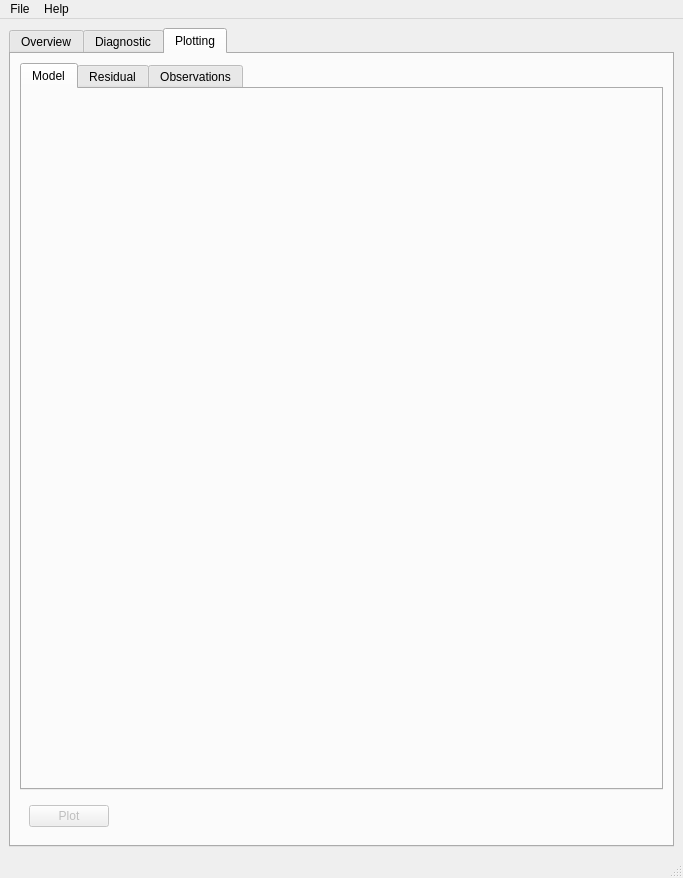
Qt form main.ui (IUPBAuf/IUP-Regression-Model) before a commit.
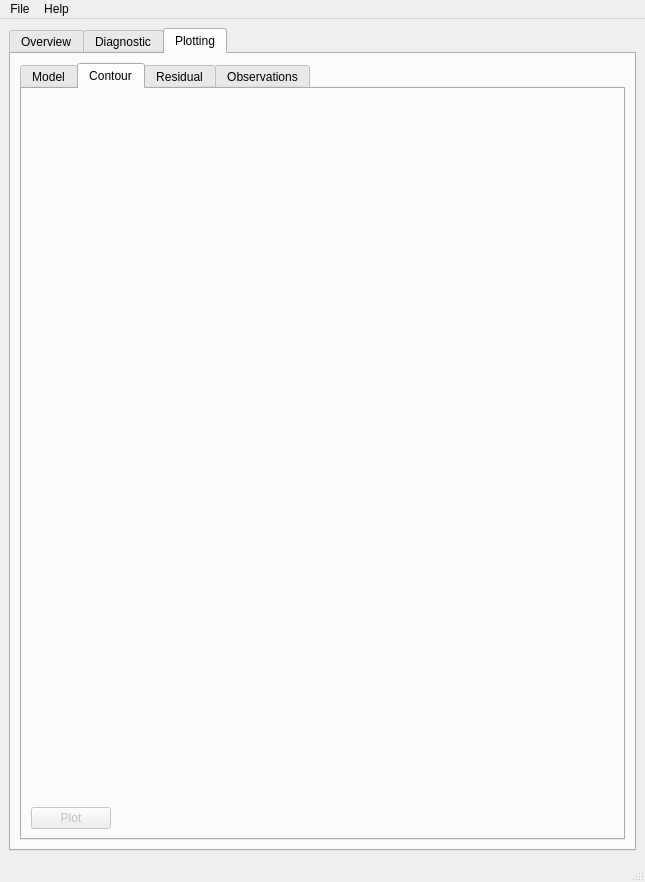
The same form after that commit. The open tabs and pages were chosen to show the change.

Commit message:
Contour Plotting
Added the option to plot contour plots which should work for all computed data as long as it has at least 2 dimensions apart from time.

The edit to the form file:
```diff
--- a/main.ui
+++ b/main.ui
@@ -6,8 +6,8 @@
    <rect>
     <x>0</x>
     <y>0</y>
-    <width>683</width>
-    <height>878</height>
+    <width>645</width>
+    <height>882</height>
    </rect>
   </property>
   <property name="windowTitle">
@@ -883,22 +883,13 @@
           <property name="currentIndex">
            <number>0</number>
           </property>
-          <widget class="QWidget" name="figure_widget">
+          <widget class="QWidget" name="figure_widget_page">
            <attribute name="title">
             <string>Model</string>
            </attribute>
-          </widget>
-          <widget class="QWidget" name="resi_widget">
-           <attribute name="title">
-            <string>Residual</string>
-           </attribute>
-          </widget>
-          <widget class="QWidget" name="cell_widget">
-           <attribute name="title">
-            <string>Observations</string>
-           </attribute>
-          </widget>
-         </widget>
+           <layout class="QVBoxLayout" name="verticalLayout_15">
+            <item>
+             <widget class="QWidget" name="figure_widget" native="true"/>
         </item>
         <item>
          <widget class="QWidget" name="widget_16" native="true">
@@ -909,6 +900,18 @@
            </sizepolicy>
           </property>
           <layout class="QHBoxLayout" name="horizontalLayout_6">
+               <property name="leftMargin">
+                <number>0</number>
+               </property>
+               <property name="topMargin">
+                <number>0</number>
+               </property>
+               <property name="rightMargin">
+                <number>0</number>
+               </property>
+               <property name="bottomMargin">
+                <number>0</number>
+               </property>
            <item>
             <widget class="QPushButton" name="plot_button">
              <property name="enabled">
@@ -961,6 +964,101 @@
         </item>
        </layout>
       </widget>
+          <widget class="QWidget" name="contour_widget_page">
+           <attribute name="title">
+            <string>Contour</string>
+           </attribute>
+           <layout class="QVBoxLayout" name="verticalLayout_20">
+            <item>
+             <widget class="QWidget" name="contour_widget" native="true"/>
+            </item>
+            <item>
+             <widget class="QWidget" name="widget_19" native="true">
+              <property name="sizePolicy">
+               <sizepolicy hsizetype="Preferred" vsizetype="Maximum">
+                <horstretch>0</horstretch>
+                <verstretch>0</verstretch>
+               </sizepolicy>
+              </property>
+              <layout class="QHBoxLayout" name="horizontalLayout_16">
+               <property name="leftMargin">
+                <number>0</number>
+               </property>
+               <property name="topMargin">
+                <number>0</number>
+               </property>
+               <property name="rightMargin">
+                <number>0</number>
+               </property>
+               <property name="bottomMargin">
+                <number>0</number>
+               </property>
+               <item>
+                <widget class="QPushButton" name="plot_button_con">
+                 <property name="enabled">
+                  <bool>false</bool>
+                 </property>
+                 <property name="maximumSize">
+                  <size>
+                   <width>100</width>
+                   <height>16777215</height>
+                  </size>
+                 </property>
+                 <property name="text">
+                  <string>Plot</string>
+                 </property>
+                </widget>
+               </item>
+               <item>
+                <spacer name="horizontalSpacer_3">
+                 <property name="orientation">
+                  <enum>Qt::Horizontal</enum>
+                 </property>
+                 <property name="sizeHint" stdset="0">
+                  <size>
+                   <width>40</width>
+                   <height>20</height>
+                  </size>
+                 </property>
+                </spacer>
+               </item>
+               <item>
+                <widget class="QWidget" name="dim_con_widget" native="true">
+                 <layout class="QHBoxLayout" name="horizontalLayout_17">
+                  <property name="leftMargin">
+                   <number>0</number>
+                  </property>
+                  <property name="topMargin">
+                   <number>0</number>
+                  </property>
+                  <property name="rightMargin">
+                   <number>0</number>
+                  </property>
+                  <property name="bottomMargin">
+                   <number>0</number>
+                  </property>
+                 </layout>
+                </widget>
+               </item>
+              </layout>
+             </widget>
+            </item>
+           </layout>
+          </widget>
+          <widget class="QWidget" name="resi_widget">
+           <attribute name="title">
+            <string>Residual</string>
+           </attribute>
+          </widget>
+          <widget class="QWidget" name="cell_widget">
+           <attribute name="title">
+            <string>Observations</string>
+           </attribute>
+          </widget>
+         </widget>
+        </item>
+       </layout>
+      </widget>
      </widget>
     </item>
    </layout>
@@ -970,7 +1068,7 @@
     <rect>
      <x>0</x>
      <y>0</y>
-     <width>683</width>
+     <width>645</width>
      <height>19</height>
     </rect>
    </property>
```
Lines whose indentation alone changed are shown as unchanged. The commit also changes 1 other file.
